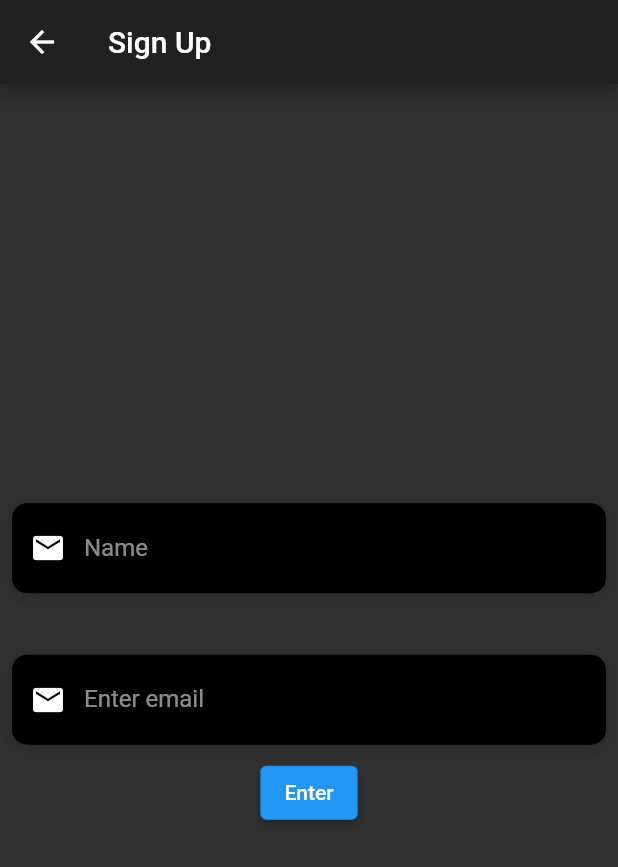
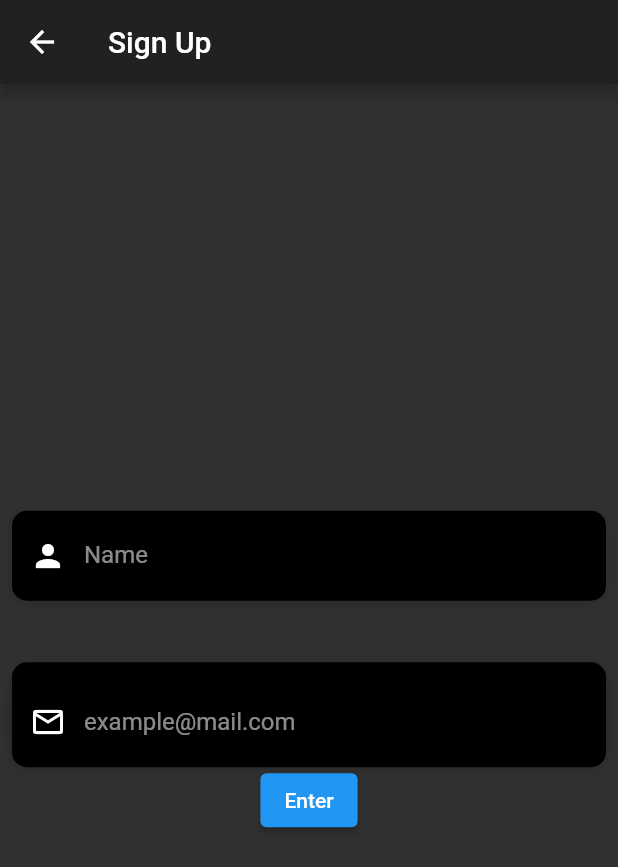
Before and after one commit to brimatechgit/sankofa_sme_exec, a Flutter app: the SignUpPage screen opened directly, on a phone screen of 412 x 824 dp. Shown: the top 867 px of the screen. Run offline on Flutter 3.47's test engine with Material 2 defaults, Android fonts, the phone set to English and light mode, and no system bars; our stand-ins replace cloud_firestore, email_validator, expansion_tile_card, firebase_core, syncfusion_flutter_charts; missing offline and left inert: email_auth, filter_list, mailer; accounts and stored records are empty; Roboto replaces fonts that are missing (OpenSans).

Commit message:
!added new widgets

```diff
--- a/lib/screens/loginPages/signUpPage.dart
+++ b/lib/screens/loginPages/signUpPage.dart
@@ -4,6 +4,7 @@ import 'package:email_validator/email_validator.dart';
 import 'package:flutter/material.dart';
 import 'package:sankofa_sme_exec/utilities/constants.dart';
 import 'package:sankofa_sme_exec/utilities/database.dart';
+import 'package:sankofa_sme_exec/widgets/login_widgets.dart';
 
 import 'otpPage.dart';
 
@@ -45,57 +46,24 @@ class _SignUpPageState extends State<SignUpPage> {
       ),
       body: Column(mainAxisAlignment: MainAxisAlignment.center, children: [
         Padding(
-          padding: const EdgeInsets.all(8.0),
-          child: Container(
-            alignment: Alignment.centerLeft,
-            decoration: kBoxDecorationStyle,
-            height: 60.0,
-            child: TextField(
-              controller: nameController,
-              keyboardType: TextInputType.text,
-              style: TextStyle(
-                color: Colors.white,
-                fontFamily: 'OpenSans',
-              ),
-              decoration: InputDecoration(
-                border: InputBorder.none,
-                contentPadding: EdgeInsets.only(top: 14.0),
-                prefixIcon: Icon(
-                  Icons.email,
-                  color: Colors.white,
-                ),
-                hintText: 'Name',
-                hintStyle: kHintTextStyle,
-              ),
-            ),
-          ),
-        ),
+            padding: const EdgeInsets.all(8.0),
+            child: TextFieldWidget(
+              hint: 'Name',
+              textController: nameController,
+              icon: Icons.person,
+            )),
         SizedBox(height: 25.0),
         Padding(
           padding: const EdgeInsets.all(8.0),
           child: Container(
-            alignment: Alignment.centerLeft,
-            decoration: kBoxDecorationStyle,
-            height: 60.0,
-            child: TextField(
-              controller: emailController,
-              keyboardType: TextInputType.text,
-              style: TextStyle(
-                color: Colors.white,
-                fontFamily: 'OpenSans',
-              ),
-              decoration: InputDecoration(
-                border: InputBorder.none,
-                contentPadding: EdgeInsets.only(top: 14.0),
-                prefixIcon: Icon(
-                  Icons.email,
-                  color: Colors.white,
-                ),
-                hintText: 'Enter email',
-                hintStyle: kHintTextStyle,
-              ),
-            ),
-          ),
+              alignment: Alignment.centerLeft,
+              decoration: kBoxDecorationStyle,
+              height: 60.0,
+              child: TextFieldWidget(
+                textController: emailController,
+                hint: 'example@mail.com',
+                icon: Icons.email_outlined,
+              )),
         ),
         ElevatedButton(
           child: Text('Enter'),
--- a/lib/utilities/globalVars.dart
+++ b/lib/utilities/globalVars.dart
@@ -1,4 +1,10 @@
 int totalNearTermSkills = 0;
 int totalMidTermSkills = 0;
 
+int completed = 0;
+int incomplete = 0;
+
+int teamAcompleted = 0;
+int teamAincomplete = 1;
+
 List midTermSkills = [];
--- /dev/null
+++ b/lib/widgets/login_widgets.dart
@@ -0,0 +1,92 @@
+//have login widgets here
+import 'package:flutter/material.dart';
+import 'package:sankofa_sme_exec/utilities/constants.dart';
+
+//name textfield
+
+//email text field
+class TextFieldWidget extends StatelessWidget {
+  const TextFieldWidget({
+    Key? key,
+    required TextEditingController textController,
+    required this.hint,
+    required this.icon,
+  })  : _controller = textController,
+        super(key: key);
+
+  final TextEditingController _controller;
+  final String hint;
+  final IconData icon;
+
+  @override
+  Widget build(BuildContext context) {
+    return Column(
+      crossAxisAlignment: CrossAxisAlignment.start,
+      children: <Widget>[
+        SizedBox(height: 10.0),
+        Container(
+          alignment: Alignment.centerLeft,
+          decoration: kBoxDecorationStyle,
+          height: 60.0,
+          child: TextField(
+            controller: _controller,
+            keyboardType: TextInputType.emailAddress,
+            obscureText: false,
+            style: TextStyle(
+              color: Colors.white,
+              fontFamily: 'OpenSans',
+            ),
+            decoration: InputDecoration(
+              border: InputBorder.none,
+              contentPadding: EdgeInsets.only(top: 14.0),
+              prefixIcon: Icon(
+                this.icon,
+                color: Colors.white,
+              ),
+              hintText: hint,
+              hintStyle: kHintTextStyle,
+            ),
+          ),
+        ),
+      ],
+    );
+  }
+}
+
+//password text field
+
+//necessary buttons
+
+//one button that takes an on pressed, text
+class LoginBtn extends StatelessWidget {
+  const LoginBtn(
+      {Key? key,
+      required this.context,
+      required this.text,
+      required this.onPressed})
+      : super(key: key);
+
+  final context;
+  final onPressed;
+  final text;
+
+  @override
+  Widget build(BuildContext context) {
+    return Container(
+      padding: EdgeInsets.symmetric(vertical: 25.0),
+      child: ElevatedButton(
+        onPressed: onPressed,
+        child: Text(
+          text,
+          style: TextStyle(
+            color: Colors.white,
+            letterSpacing: 1.5,
+            fontSize: 18.0,
+            fontWeight: FontWeight.bold,
+            fontFamily: 'OpenSans',
+          ),
+        ),
+      ),
+    );
+  }
+}
```
Also changed, not shown: lib/screens/diagnosisGraphsPage.dart (+27 -11 lines), lib/screens/diagnosticsPage.dart (+27 -0 lines), lib/screens/loginPages/signInPage.dart (+26 -53 lines).
